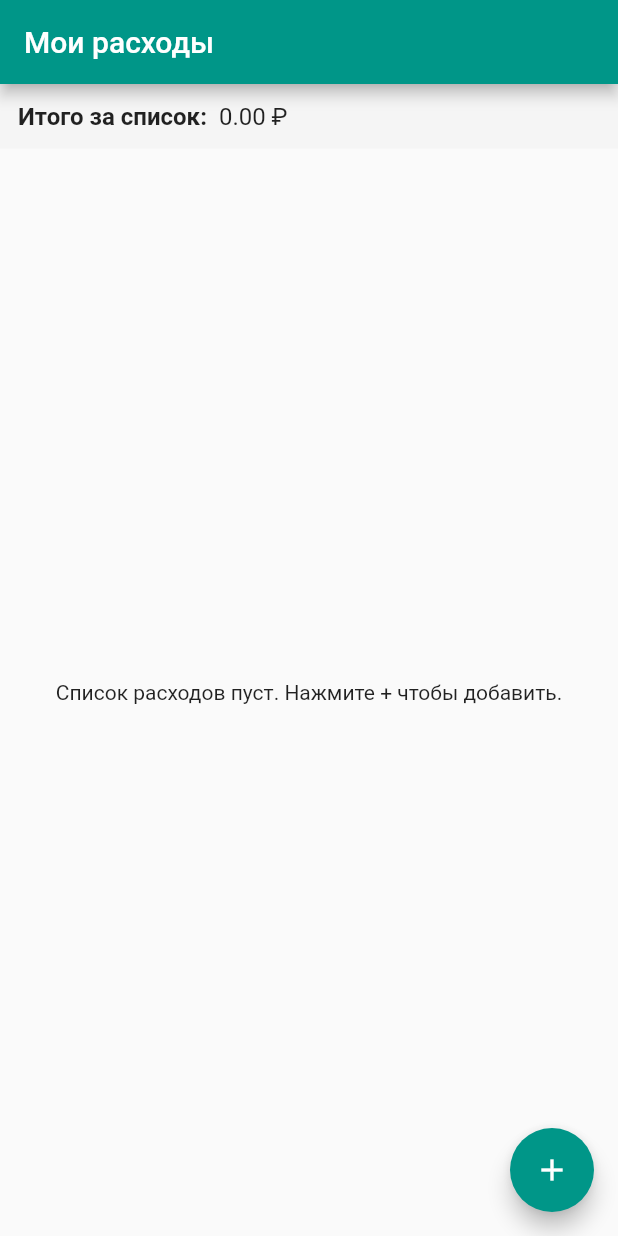
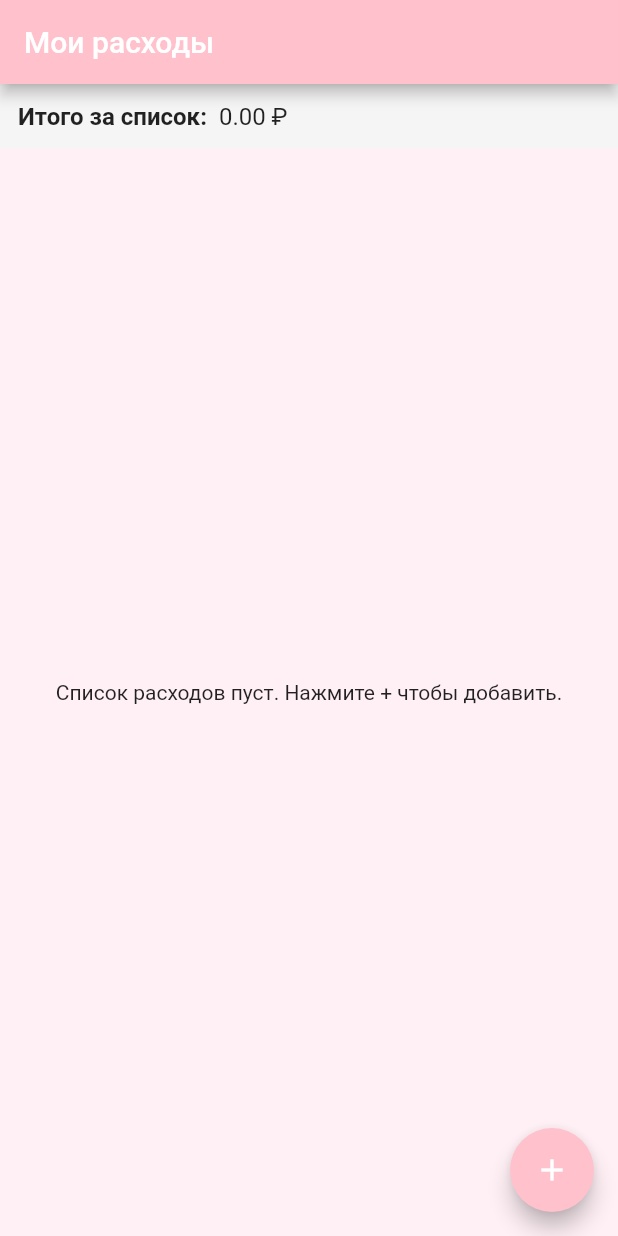
Before and after one commit to DashaMiMiheeva/Flutter_pr5, a Flutter app: the screen it shows after launch, on a phone screen of 412 x 824 dp. Run offline on Flutter 3.47's test engine with Material 3 defaults, Android fonts, the phone set to English and light mode, and no system bars.

```diff
--- a/lib/main.dart
+++ b/lib/main.dart
@@ -14,7 +14,27 @@ class ExpensesApp extends StatelessWidget {
     return MaterialApp(
       title: 'Учёт расходов',
       theme: ThemeData(
-        primarySwatch: Colors.teal,
+        primaryColor: const Color(0xFFFFC1CC), // основной цвет (нежно-розовый)
+        scaffoldBackgroundColor: const Color(0xFFFFF0F5), // фон
+        appBarTheme: const AppBarTheme(
+          backgroundColor: Color(0xFFFFC1CC),
+          foregroundColor: Colors.white,
+        ),
+        floatingActionButtonTheme: const FloatingActionButtonThemeData(
+          backgroundColor: Color(0xFFFFC1CC),
+          foregroundColor: Colors.white,
+        ),
+        elevatedButtonTheme: ElevatedButtonThemeData(
+          style: ElevatedButton.styleFrom(
+            backgroundColor: const Color(0xFFFFC1CC),
+            foregroundColor: Colors.white,
+            textStyle: TextStyle(fontWeight: FontWeight.bold),
+          ),
+        ),
+        colorScheme: const ColorScheme.light(
+          primary: Color(0xFFFFC1CC),
+          secondary: Color(0xFFFFE4E9),
+        ),
         useMaterial3: false,
       ),
       home: const ExpensesContainer(),
```
